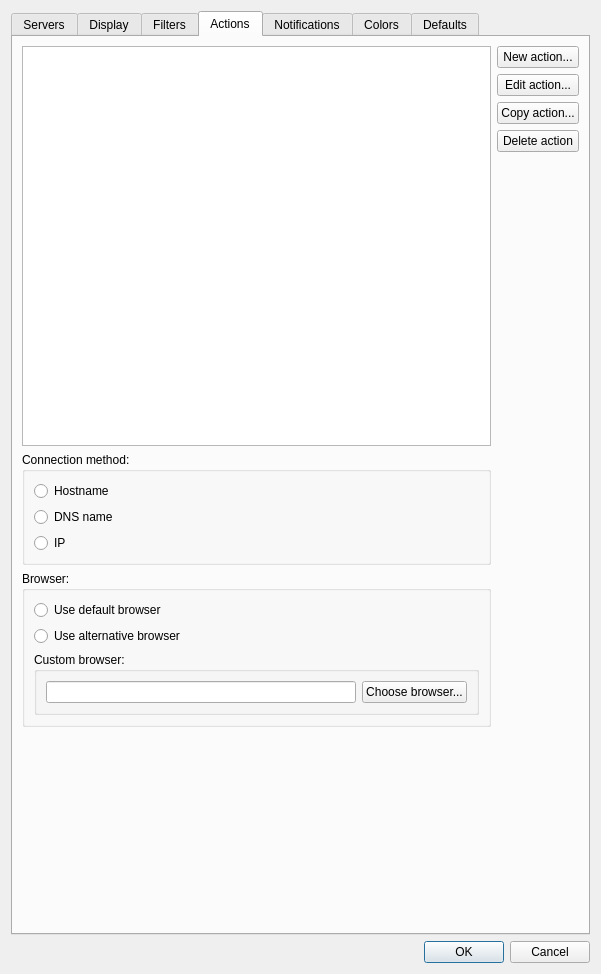
The window that Nagstamon/QUI/settings_main.ui (HenriWahl/Nagstamon) describes before a commit, drawn with Qt 5.
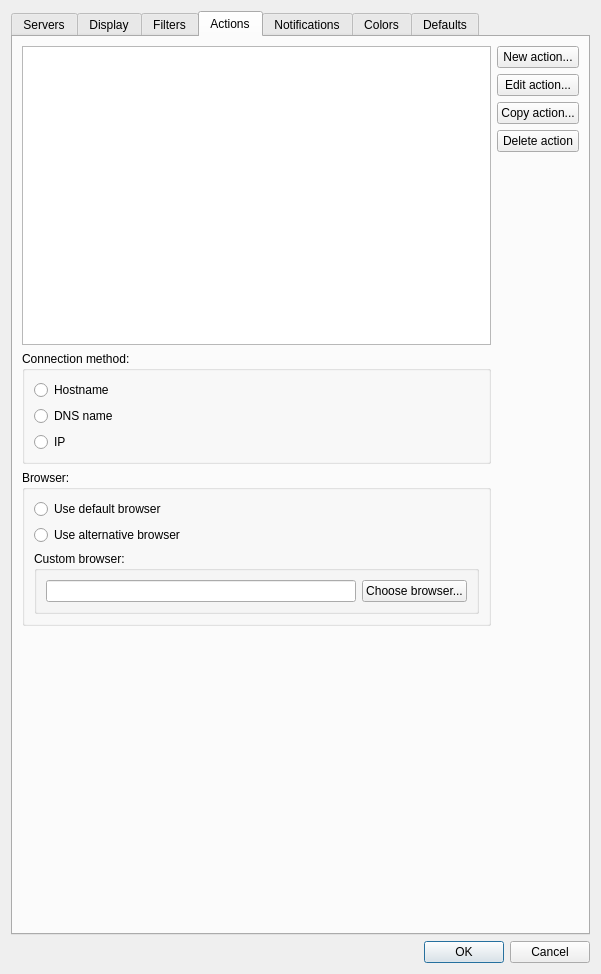
The same window after the commit. The open tabs and pages were chosen to show the change.

```diff
--- a/Nagstamon/QUI/settings_main.ui
+++ b/Nagstamon/QUI/settings_main.ui
@@ -12,7 +12,7 @@
    </rect>
   </property>
   <property name="sizePolicy">
-   <sizepolicy hsizetype="MinimumExpanding" vsizetype="MinimumExpanding">
+   <sizepolicy hsizetype="Minimum" vsizetype="Minimum">
     <horstretch>0</horstretch>
     <verstretch>0</verstretch>
    </sizepolicy>
@@ -718,7 +718,7 @@
          <property name="minimumSize">
           <size>
            <width>0</width>
-           <height>400</height>
+           <height>200</height>
           </size>
          </property>
          <property name="resizeMode">
```
Left out of the diff: 6 changed lines with no effect on the pictures.
